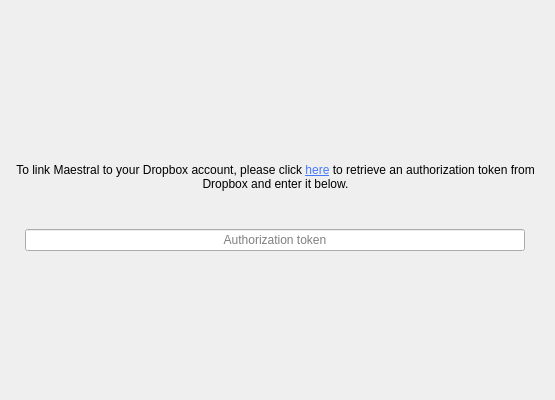
Old version of the form maestral_qt/resources/setup_dialog.ui in the repository samschott/maestral-qt.
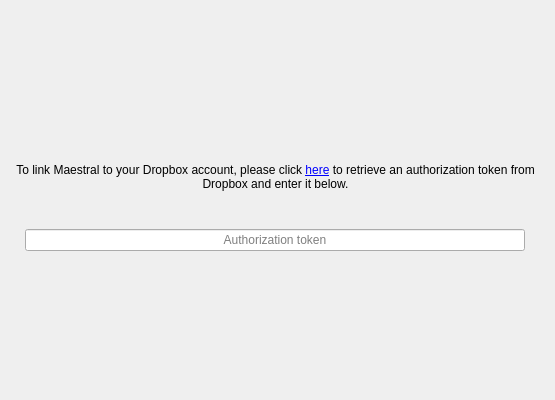
New version of the form. The open tabs and pages were chosen to show the change. Icons and pictures are not drawn. Custom widgets are drawn as their Qt base class.

Commit message: don't hard-code link colors

Patch:
```diff
--- a/maestral_qt/resources/setup_dialog.ui
+++ b/maestral_qt/resources/setup_dialog.ui
@@ -195,7 +195,7 @@
        <item row="3" column="0">
         <widget class="QLabel" name="labelAuthLink">
          <property name="text">
-          <string>&lt;html&gt;&lt;head/&gt;&lt;body&gt;&lt;p align=&quot;center&quot;&gt;To link Maestral to your Dropbox account, please click &lt;a href=&quot;{0}&quot; style=&quot;color: rgb(68, 121, 251)&quot;&gt;here&lt;/a&gt; to retrieve an authorization token from Dropbox and enter it below.&lt;/p&gt;&lt;/body&gt;&lt;/html&gt;</string>
+          <string>&lt;html&gt;&lt;head/&gt;&lt;body&gt;&lt;p align=&quot;center&quot;&gt;To link Maestral to your Dropbox account, please click &lt;a href=&quot;{0}&quot;&gt;here&lt;/a&gt; to retrieve an authorization token from Dropbox and enter it below.&lt;/p&gt;&lt;/body&gt;&lt;/html&gt;</string>
          </property>
          <property name="alignment">
           <set>Qt::AlignCenter</set>
@@ -780,14 +780,14 @@
  </widget>
  <customwidgets>
   <customwidget>
-   <class>AnimatedStackedWidget</class>
-   <extends>QStackedWidget</extends>
+   <class>QProgressIndicator</class>
+   <extends>QWidget</extends>
    <header>maestral_qt.widgets.h</header>
    <container>1</container>
   </customwidget>
   <customwidget>
-   <class>QProgressIndicator</class>
-   <extends>QWidget</extends>
+   <class>AnimatedStackedWidget</class>
+   <extends>QStackedWidget</extends>
    <header>maestral_qt.widgets.h</header>
    <container>1</container>
   </customwidget>
```
The commit also changes 3 other files.
